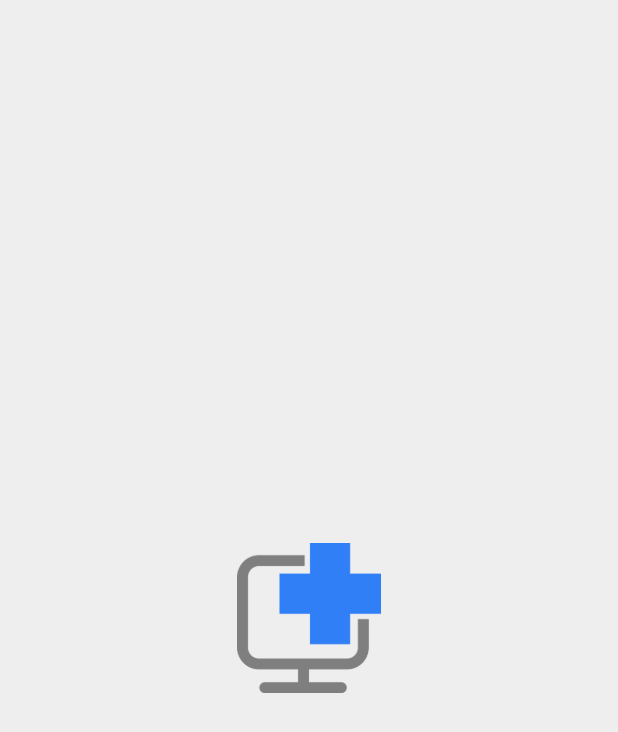
After one commit to jaknie10/AsystentDiagnozy, a Flutter app: the SplashScreen screen opened directly, on a phone screen of 412 x 824 dp. The commit adds this screen. Shown: the top 732 px of the screen. Run offline on Flutter 3.47's test engine with Material 3 defaults, Android fonts, the phone set to English and light mode, and no system bars; our stand-ins replace flutter_phoenix, flutter_svg, shared_preferences, sqflite_common_ffi; missing offline and left inert: crypton, pointycastle, window_size; accounts and stored records are empty; project files that could hold a hidden picture were left out.

Commit message:
splashscreen, zapamiętywanie użytkownika

```diff
--- a/asystent_diagnozy/lib/main.dart
+++ b/asystent_diagnozy/lib/main.dart
@@ -1,4 +1,4 @@
-import 'package:asystent_diagnozy/pages/login/login_or_register.dart';
+import 'package:asystent_diagnozy/splash_screen.dart';
 import 'package:flutter/material.dart';
 import 'package:flutter_localizations/flutter_localizations.dart';
 import 'package:flutter_phoenix/flutter_phoenix.dart';
@@ -45,7 +45,7 @@ class MyApp extends StatelessWidget {
       ),
       localizationsDelegates: GlobalMaterialLocalizations.delegates,
       supportedLocales: const [Locale('pl')],
-      home: const LoginOrRegister(),
+      home: const SplashScreen(),
     );
   }
 }
--- /dev/null
+++ b/asystent_diagnozy/lib/splash_screen.dart
@@ -0,0 +1,76 @@
+import 'package:asystent_diagnozy/pages/login/login_or_register.dart';
+import 'package:flutter/material.dart';
+import 'package:shared_preferences/shared_preferences.dart';
+
+import 'database/database_service.dart';
+import 'layout.dart';
+
+class SplashScreen extends StatefulWidget {
+  const SplashScreen({super.key});
+
+  @override
+  State<SplashScreen> createState() => _SplashScreenState();
+}
+
+class _SplashScreenState extends State<SplashScreen> {
+  double widgetOpacity = 0.0;
+  final SQLiteHelper helper = SQLiteHelper();
+
+  @override
+  void initState() {
+    super.initState();
+    helper.initWinDB();
+
+    Future.delayed(const Duration(milliseconds: 300), () {
+      widgetOpacity = 1;
+      setState(() {});
+    });
+    Future.delayed(const Duration(seconds: 3), () {
+      initiateApp();
+    });
+  }
+
+  initiateApp() async {
+    SharedPreferences prefs = await SharedPreferences.getInstance();
+    if (!prefs.containsKey('REMEMBER_USER')) {
+      prefs.setBool('REMEMBER_USER', false);
+    }
+    if (prefs.containsKey('LOGGED_USER') && prefs.getBool('REMEMBER_USER')!) {
+      var loggedUser = await helper.getUserById(prefs.getInt("LOGGED_USER")!);
+      if (!context.mounted) return;
+      Navigator.pushReplacement(
+        context,
+        MaterialPageRoute(
+          builder: (context) => Layout(user: loggedUser),
+        ),
+      );
+    } else {
+      if (!context.mounted) return;
+      Navigator.pushReplacement(
+        context,
+        MaterialPageRoute(
+          builder: (context) => const LoginOrRegister(),
+        ),
+      );
+    }
+  }
+
+  @override
+  Widget build(BuildContext context) {
+    return Scaffold(
+      body: Container(
+          alignment: Alignment.center,
+          decoration:
+              const BoxDecoration(color: Color.fromRGBO(238, 238, 238, 1)),
+          child: AnimatedOpacity(
+            duration: const Duration(seconds: 2),
+            opacity: widgetOpacity,
+            child: SizedBox(
+              height: 100,
+              width: 100,
+              child: Image.asset('assets/logo_new.png'),
+            ),
+          )),
+    );
+  }
+}
```
Also changed, not shown: asystent_diagnozy/lib/database/database_service.dart (+15 -0 lines), asystent_diagnozy/lib/pages/login/login_user.dart (+21 -0 lines), asystent_diagnozy/lib/pages/settings/settings.dart (+9 -3 lines).
